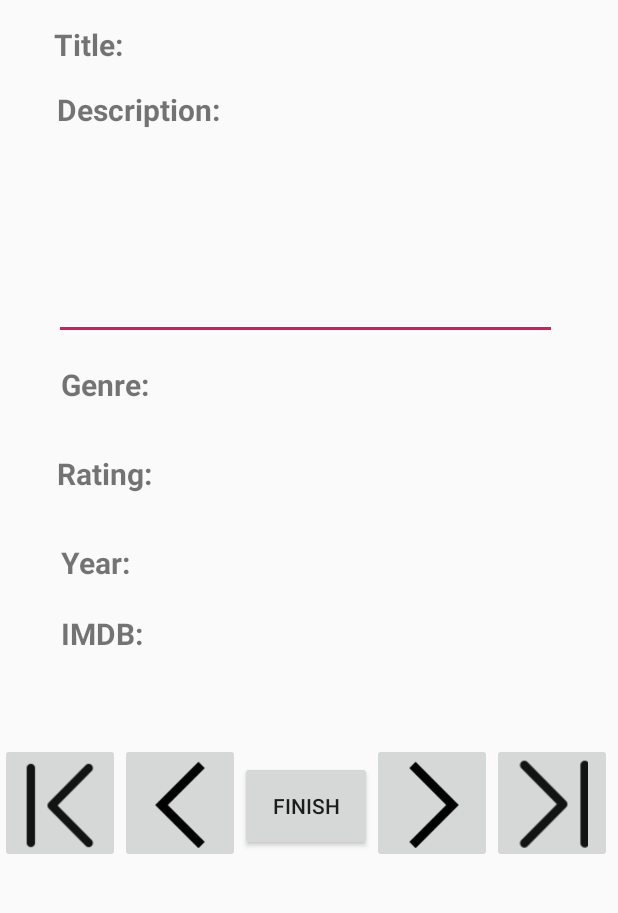
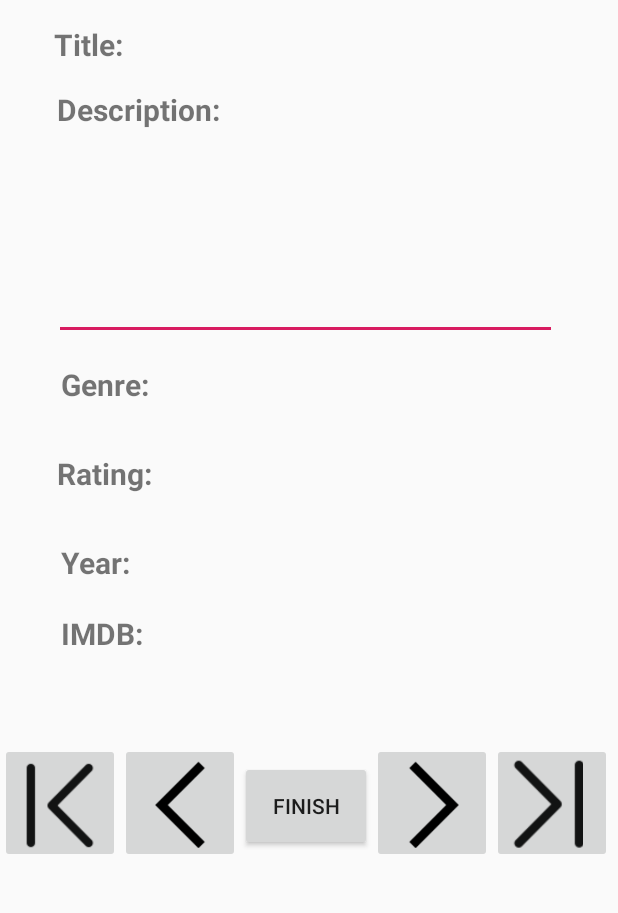
Before and after one commit to vedija11/Movies-App, an Android app: the DisplayListRatingActivity screen opened directly, with no data from a screen before it, on a phone screen of 412 x 824 dp, the part 161-1074 px from its top. Run offline under Robolectric (Android 15) with nearby library versions, the phone set to English and light mode, and no system bars; 8 statements that could not run were skipped.

```diff
--- a/app/src/main/AndroidManifest.xml
+++ b/app/src/main/AndroidManifest.xml
@@ -17,7 +17,7 @@
         </activity>
         <activity android:name=".DisplayListYearActivity" android:label="@string/Movies_by_year">
             <intent-filter>
-                <action android:name="com.example.hw04_group22.intent.action.VIEW" />
+                <action android:name="com.example.hw04_group22.intent.action.VIEW1" />
                 <category android:name="android.intent.category.DEFAULT" />
             </intent-filter>
         </activity>
--- a/app/src/main/java/com/example/hw04_group22/MainActivity.java
+++ b/app/src/main/java/com/example/hw04_group22/MainActivity.java
@@ -133,7 +133,7 @@ public class MainActivity extends AppCompatActivity {
                 if (movieList.size() == 0)
                     Toast.makeText(getApplicationContext(), "No Movies to display", Toast.LENGTH_LONG).show();
                 else {
-                    Intent listYear = new Intent("com.example.hw04_group22.intent.action.VIEW");
+                    Intent listYear = new Intent("com.example.hw04_group22.intent.action.VIEW1");
                     listYear.addCategory(Intent.CATEGORY_DEFAULT);
                     listYear.putExtra("Movie", movieList);
                     Intent chooser = Intent.createChooser(listYear, "Choose Page");
--- a/app/src/main/res/layout/activity_display_list_rating.xml
+++ b/app/src/main/res/layout/activity_display_list_rating.xml
@@ -232,7 +232,7 @@
         android:layout_marginTop="20dp"
         android:adjustViewBounds="true"
         android:contentDescription="Last"
-        android:scaleType="fitCenter"
+        android:scaleType="fitStart"
         app:layout_constraintEnd_toEndOf="parent"
         app:layout_constraintHorizontal_bias="0.0"
         app:layout_constraintStart_toEndOf="@+id/nextButtonR"
```
